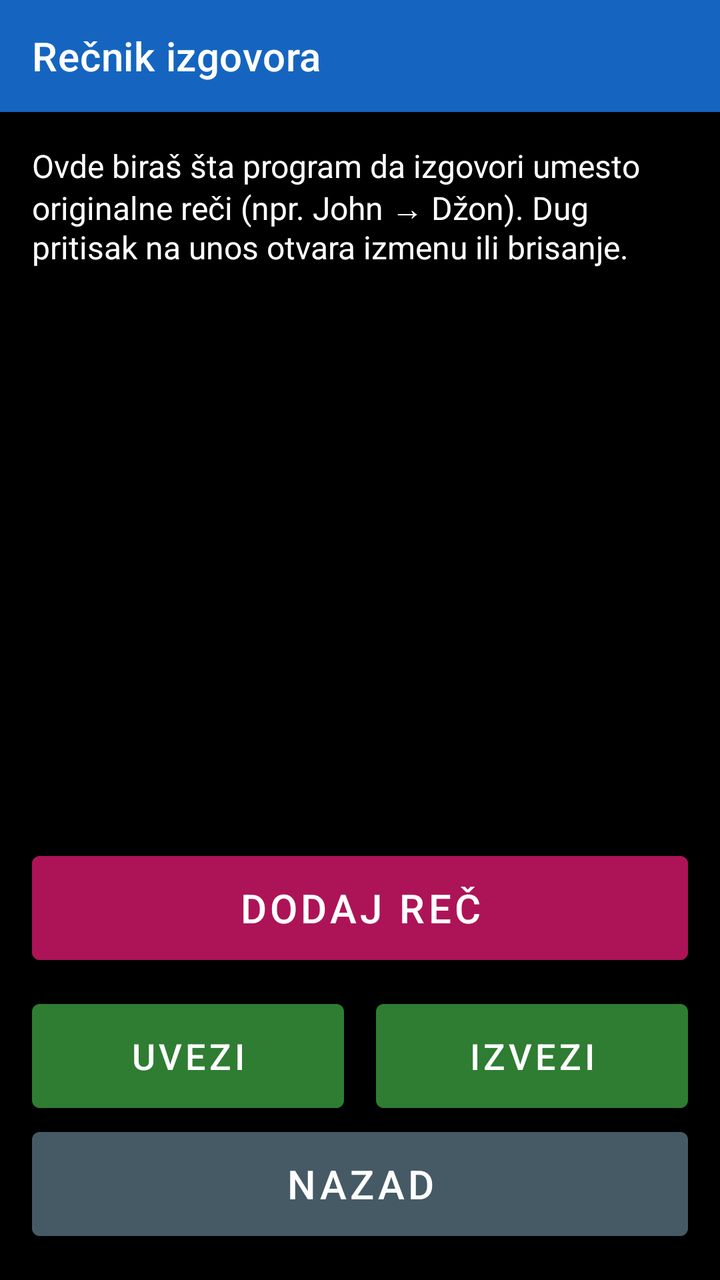
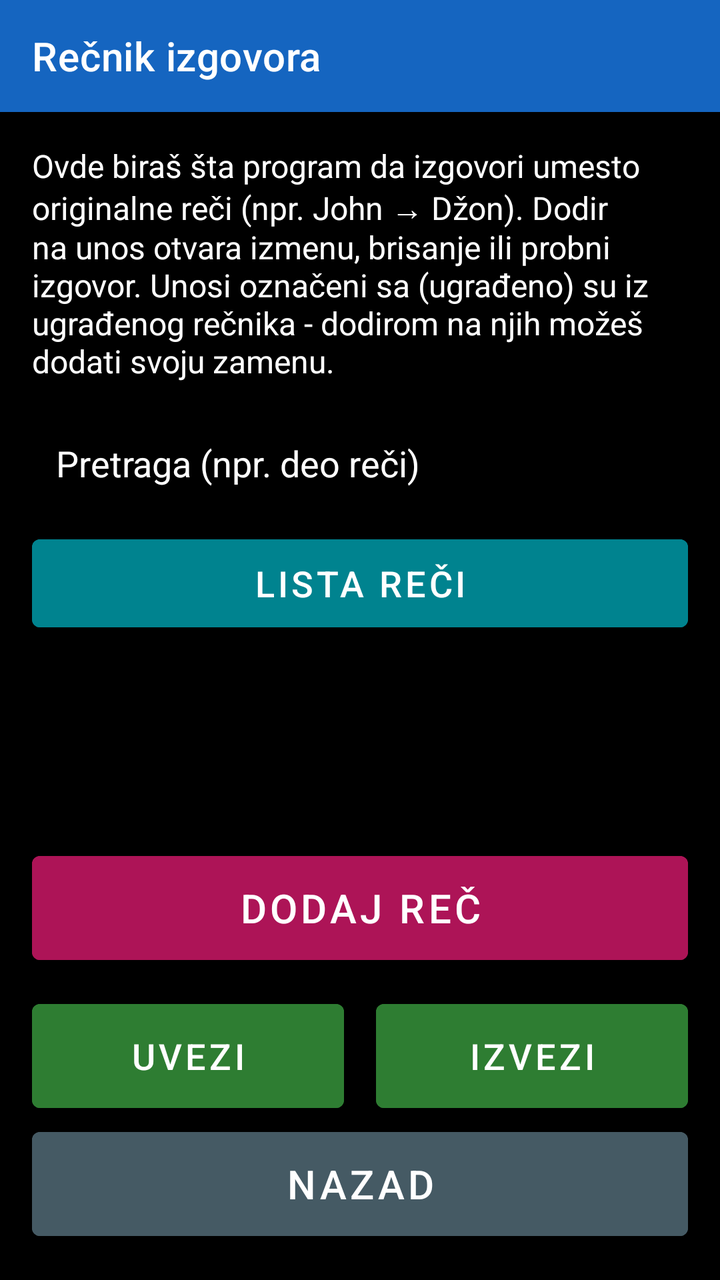

Two renders of the same Android screen: before a commit and after it. Below are the layout's source before the change and the commit's diff.
<!-- AndroidManifest.xml: application theme Theme.RecPoRec -->
<!-- res/layout/activity_pronunciation.xml -->
<?xml version="1.0" encoding="utf-8"?>
<LinearLayout xmlns:android="http://schemas.android.com/apk/res/android"
    xmlns:app="http://schemas.android.com/apk/res-auto"
    android:layout_width="match_parent"
    android:layout_height="match_parent"
    android:orientation="vertical"
    android:fitsSystemWindows="true"
    android:background="@color/background">

    <androidx.appcompat.widget.Toolbar
        android:id="@+id/toolbar"
        android:layout_width="match_parent"
        android:layout_height="?attr/actionBarSize"
        android:background="@color/btn_voice"
        android:titleTextColor="@color/text_primary"
        app:title="Rečnik izgovora" />

    <TextView
        android:layout_width="match_parent"
        android:layout_height="wrap_content"
        android:padding="16dp"
        android:textSize="16sp"
        android:textColor="@color/text_primary"
        android:text="Ovde biraš šta program da izgovori umesto originalne reči (npr. John → Džon). Dug pritisak na unos otvara izmenu ili brisanje." />

    <androidx.recyclerview.widget.RecyclerView
        android:id="@+id/recyclerPronunciation"
        android:layout_width="match_parent"
        android:layout_height="0dp"
        android:layout_weight="1"
        android:paddingTop="4dp"
        android:clipToPadding="false" />

    <Button
        android:id="@+id/btnAddEntry"
        android:layout_width="match_parent"
        android:layout_height="64dp"
        android:layout_marginStart="16dp"
        android:layout_marginEnd="16dp"
        android:layout_marginTop="16dp"
        android:textSize="20sp"
        android:backgroundTint="@color/btn_page_nav"
        android:textColor="@color/button_text"
        android:text="Dodaj reč" />

    <LinearLayout
        android:layout_width="match_parent"
        android:layout_height="wrap_content"
        android:orientation="horizontal"
        android:layout_marginStart="16dp"
        android:layout_marginEnd="16dp"
        android:layout_marginTop="10dp">

        <Button
            android:id="@+id/btnImportDictionary"
            android:layout_width="0dp"
            android:layout_height="64dp"
            android:layout_weight="1"
            android:layout_marginEnd="8dp"
            android:textSize="18sp"
            android:backgroundTint="@color/btn_chapter"
            android:textColor="@color/button_text"
            android:text="Uvezi" />

        <Button
            android:id="@+id/btnExportDictionary"
            android:layout_width="0dp"
            android:layout_height="64dp"
            android:layout_weight="1"
            android:layout_marginStart="8dp"
            android:textSize="18sp"
            android:backgroundTint="@color/btn_chapter"
            android:textColor="@color/button_text"
            android:text="Izvezi" />

    </LinearLayout>

    <Button
        android:id="@+id/btnBack"
        android:layout_width="match_parent"
        android:layout_height="64dp"
        android:layout_marginStart="16dp"
        android:layout_marginEnd="16dp"
        android:layout_marginBottom="16dp"
        android:textSize="20sp"
        android:backgroundTint="@color/btn_combined"
        android:textColor="@color/button_text"
        android:text="Nazad" />

</LinearLayout>
<!-- resources referenced by this layout -->
<resources>
  <color name="background">#000000</color>
  <color name="btn_chapter">#2E7D32</color>
  <color name="btn_combined">#455A64</color>
  <color name="btn_page_nav">#AD1457</color>
  <color name="btn_voice">#1565C0</color>
  <color name="button_text">#FFFFFF</color>
  <color name="text_primary">#FFFFFF</color>
  <style name="Theme.RecPoRec" parent="Theme.MaterialComponents.DayNight.NoActionBar">
          <item name="android:windowBackground">@color/background</item>
          <item name="android:textColorPrimary">@color/text_primary</item>
          <item name="colorPrimary">@color/btn_voice</item>
          <item name="colorOnPrimary">@color/button_text</item>
          <item name="alertDialogTheme">@style/RecPoRecAlertDialog</item>
          <item name="android:alertDialogTheme">@style/RecPoRecAlertDialog</item>
      </style>
  <style name="RecPoRecAlertDialog" parent="Theme.AppCompat.DayNight.Dialog.Alert">
          <item name="android:windowBackground">@color/background</item>
          <item name="android:textColorPrimary">@color/text_primary</item>
          <item name="colorAccent">@color/btn_goto_page</item>
          <item name="android:textAppearanceMedium">@style/RecPoRecDialogText</item>
          <item name="android:textAppearanceListItem">@style/RecPoRecDialogText</item>
          <item name="android:textAppearanceListItemSmall">@style/RecPoRecDialogText</item>
          <item name="buttonBarPositiveButtonStyle">@style/RecPoRecDialogButton</item>
          <item name="buttonBarNegativeButtonStyle">@style/RecPoRecDialogButton</item>
          <item name="buttonBarNeutralButtonStyle">@style/RecPoRecDialogButton</item>
      </style>
  <color name="btn_goto_page">#5D4037</color>
  <style name="RecPoRecDialogText" parent="TextAppearance.AppCompat.Medium">
          <item name="android:textSize">20sp</item>
          <item name="android:textColor">@color/text_primary</item>
      </style>
  <style name="RecPoRecDialogButton" parent="Widget.AppCompat.Button.ButtonBar.AlertDialog">
          <item name="android:textSize">18sp</item>
          <item name="android:textColor">@color/btn_goto_page</item>
          <item name="android:textStyle">bold</item>
      </style>
</resources>

<!-- the commit's change to res/layout/activity_pronunciation.xml (unified diff, before → after) -->
@@ -19,9 +19,38 @@
         android:layout_width="match_parent"
         android:layout_height="wrap_content"
         android:padding="16dp"
+        android:paddingBottom="8dp"
         android:textSize="16sp"
         android:textColor="@color/text_primary"
-        android:text="Ovde biraš šta program da izgovori umesto originalne reči (npr. John → Džon). Dug pritisak na unos otvara izmenu ili brisanje." />
+        android:text="Ovde biraš šta program da izgovori umesto originalne reči (npr. John → Džon). Dodir na unos otvara izmenu, brisanje ili probni izgovor. Unosi označeni sa (ugrađeno) su iz ugrađenog rečnika - dodirom na njih možeš dodati svoju zamenu." />
+
+    <EditText
+        android:id="@+id/inputSearch"
+        android:layout_width="match_parent"
+        android:layout_height="wrap_content"
+        android:layout_marginStart="16dp"
+        android:layout_marginEnd="16dp"
+        android:layout_marginBottom="8dp"
+        android:padding="12dp"
+        android:textSize="18sp"
+        android:textColor="@color/text_primary"
+        android:textColorHint="@color/text_primary"
+        android:hint="Pretraga (npr. deo reči)"
+        android:inputType="text"
+        android:imeOptions="actionSearch"
+        android:contentDescription="Pretraga rečnika izgovora" />
+
+    <Button
+        android:id="@+id/btnWordList"
+        android:layout_width="match_parent"
+        android:layout_height="56dp"
+        android:layout_marginStart="16dp"
+        android:layout_marginEnd="16dp"
+        android:layout_marginBottom="8dp"
+        android:textSize="18sp"
+        android:backgroundTint="@color/btn_speed"
+        android:textColor="@color/button_text"
+        android:text="Lista reči" />
 
     <androidx.recyclerview.widget.RecyclerView
         android:id="@+id/recyclerPronunciation"
<!-- resource entries referenced after the edit -->
@@ -4,6 +4,7 @@
   <color name="btn_chapter">#2E7D32</color>
   <color name="btn_combined">#455A64</color>
   <color name="btn_page_nav">#AD1457</color>
+  <color name="btn_speed">#00838F</color>
   <color name="btn_voice">#1565C0</color>
   <color name="button_text">#FFFFFF</color>
   <color name="text_primary">#FFFFFF</color>
